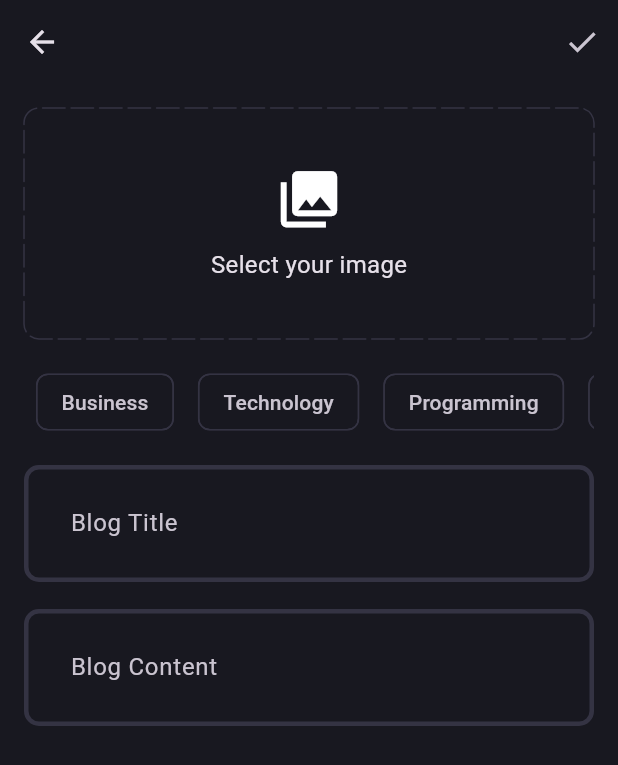
After one commit to GurparveshGrewal/blog_app, a Flutter app: the AddNewBlogPage screen opened directly, after a tap on "Select your image", on a phone screen of 412 x 824 dp. The commit adds this screen. Shown: the top 765 px of the screen. Run offline on Flutter 3.47's test engine with Material 3 defaults, Android fonts, the phone set to English and light mode, and no system bars; drawn by our look-alikes of dotted_border; our stand-ins replace bloc, cloud_firestore, firebase_auth, firebase_core, flutter_bloc, get_it and 1 more; accounts and stored records are empty.

Commit message:
feat: add new blog page with image picker

```diff
--- a/lib/core/app_theme/app_theme.dart
+++ b/lib/core/app_theme/app_theme.dart
@@ -18,5 +18,9 @@ class AppTheme {
       focusedBorder: _border(AppColors.gradient2),
       errorBorder: _border(AppColors.errorColor),
     ),
+    chipTheme: const ChipThemeData(
+        color: MaterialStatePropertyAll(AppColors.backgroundColor),
+        side: BorderSide.none),
+    appBarTheme: const AppBarTheme(backgroundColor: AppColors.backgroundColor),
   );
 }
--- /dev/null
+++ b/lib/core/utils/image_picker.dart
@@ -0,0 +1,21 @@
+import 'dart:io';
+
+import 'package:image_picker/image_picker.dart';
+
+final ImagePicker _imagePicker = ImagePicker();
+
+Future<File?> pickImage() async {
+  try {
+    final pickedImage = await _imagePicker.pickImage(
+      source: ImageSource.camera,
+      imageQuality: 50,
+    );
+
+    if (pickedImage != null) {
+      return File(pickedImage.path);
+    }
+    return null;
+  } catch (e) {
+    return null;
+  }
+}
--- /dev/null
+++ b/lib/features/blog/presentation/pages/add_new_blog_page.dart
@@ -0,0 +1,150 @@
+import 'dart:io';
+
+import 'package:blog_app/core/app_theme/app_colors.dart';
+import 'package:blog_app/core/utils/image_picker.dart';
+import 'package:blog_app/features/blog/presentation/widgets/blog_text_field_widget.dart';
+import 'package:dotted_border/dotted_border.dart';
+import 'package:flutter/cupertino.dart';
+import 'package:flutter/material.dart';
+import 'package:flutter/widgets.dart';
+import 'package:image_picker/image_picker.dart';
+
+class AddNewBlogPage extends StatefulWidget {
+  const AddNewBlogPage({super.key});
+
+  @override
+  State<AddNewBlogPage> createState() => _AddNewBlogPageState();
+}
+
+class _AddNewBlogPageState extends State<AddNewBlogPage> {
+  final ImagePicker _imagePicker = ImagePicker();
+  final TextEditingController _titleController = TextEditingController();
+  final TextEditingController _contentController = TextEditingController();
+  final List<String> _blogTypes = [
+    'Business',
+    'Technology',
+    'Programming',
+    'Sports'
+  ];
+  final List<String> _selectedCategories = [];
+  File? _selectedImage;
+
+  void _pickImage() async {
+    print("in picker");
+    final pickedImage = await pickImage();
+
+    if (pickedImage != null) {
+      setState(() {
+        _selectedImage = pickedImage;
+      });
+    }
+  }
+
+  @override
+  Widget build(BuildContext context) {
+    return Scaffold(
+      appBar: AppBar(
+        actions: [
+          IconButton(
+            onPressed: () {},
+            icon: const Icon(Icons.check),
+          ),
+        ],
+      ),
+      body: SingleChildScrollView(
+        child: Padding(
+          padding: const EdgeInsets.all(16.0),
+          child: Column(
+            children: [
+              _selectedImage != null
+                  ? GestureDetector(
+                      onTap: _pickImage,
+                      child: SizedBox(
+                          height: 150,
+                          width: double.infinity,
+                          child: ClipRRect(
+                              borderRadius: BorderRadius.circular(10),
+                              child: Image.file(
+                                _selectedImage!,
+                                fit: BoxFit.cover,
+                              ))),
+                    )
+                  : GestureDetector(
+                      onTap: _pickImage,
+                      child: DottedBorder(
+                          color: AppColors.borderColor,
+                          strokeCap: StrokeCap.round,
+                          radius: const Radius.circular(10),
+                          borderType: BorderType.RRect,
+                          dashPattern: const [15, 4],
+                          child: Container(
+                            height: 150,
+                            width: double.infinity,
+                            child: const Column(
+                              mainAxisAlignment: MainAxisAlignment.center,
+                              children: [
+                                Icon(
+                                  Icons.photo_library,
+                                  size: 45,
+                                ),
+                                SizedBox(
+                                  height: 10,
+                                ),
+                                Text(
+                                  "Select your image",
+                                  style: TextStyle(fontSize: 16),
+                                ),
+                              ],
+                            ),
+                          )),
+                    ),
+              const SizedBox(
+                height: 10,
+              ),
+              SingleChildScrollView(
+                scrollDirection: Axis.horizontal,
+                child: Row(
+                  children: _blogTypes
+                      .map((type) => Padding(
+                            padding: const EdgeInsets.all(8.0),
+                            child: GestureDetector(
+                              onTap: () {
+                                if (_selectedCategories.contains(type)) {
+                                  _selectedCategories.remove(type);
+                                } else {
+                                  _selectedCategories.add(type);
+                                }
+                                setState(() {});
+                              },
+                              child: Chip(
+                                  color: _selectedCategories.contains(type)
+                                      ? const MaterialStatePropertyAll(
+                                          AppColors.gradient1)
+                                      : null,
+                                  label: Text(type),
+                                  side: _selectedCategories.contains(type)
+                                      ? null
+                                      : const BorderSide(
+                                          color: AppColors.borderColor)),
+                            ),
+                          ))
+                      .toList(),
+                ),
+              ),
+              const SizedBox(
+                height: 10,
+              ),
+              BlogTextFieldWidget(
+                  controller: _titleController, hintText: 'Blog Title'),
+              const SizedBox(
+                height: 18,
+              ),
+              BlogTextFieldWidget(
+                  controller: _contentController, hintText: 'Blog Content'),
+            ],
+          ),
+        ),
+      ),
+    );
+  }
+}
--- /dev/null
+++ b/lib/features/blog/presentation/pages/blog_page.dart
@@ -0,0 +1,26 @@
+import 'package:blog_app/features/blog/presentation/pages/add_new_blog_page.dart';
+import 'package:flutter/material.dart';
+
+class BlogPage extends StatelessWidget {
+  const BlogPage({super.key});
+
+  @override
+  Widget build(BuildContext context) {
+    return Scaffold(
+      appBar: AppBar(
+        title: const Text('Blog App'),
+        actions: [
+          IconButton(
+              onPressed: () {
+                Navigator.of(context).push(MaterialPageRoute(
+                    builder: (ctx) => const AddNewBlogPage()));
+              },
+              icon: const Icon(Icons.add))
+        ],
+      ),
+      body: const Center(
+        child: Text("Coming soon"),
+      ),
+    );
+  }
+}
--- /dev/null
+++ b/lib/features/blog/presentation/widgets/blog_text_field_widget.dart
@@ -0,0 +1,18 @@
+import 'package:flutter/material.dart';
+
+class BlogTextFieldWidget extends StatelessWidget {
+  final TextEditingController controller;
+  final String hintText;
+
+  const BlogTextFieldWidget(
+      {required this.controller, required this.hintText, super.key});
+
+  @override
+  Widget build(BuildContext context) {
+    return TextFormField(
+      controller: controller,
+      decoration: InputDecoration(hintText: hintText),
+      maxLines: null,
+    );
+  }
+}
--- a/lib/main.dart
+++ b/lib/main.dart
@@ -2,6 +2,7 @@ import 'package:blog_app/core/app_theme/app_theme.dart';
 import 'package:blog_app/core/commons/cubit/app_user/app_user_cubit.dart';
 import 'package:blog_app/features/auth/presentation/bloc/auth_bloc.dart';
 import 'package:blog_app/features/auth/presentation/pages/signup_page.dart';
+import 'package:blog_app/features/blog/presentation/pages/blog_page.dart';
 import 'package:blog_app/firebase_options.dart';
 import 'package:blog_app/init_dependencies.dart';
 import 'package:firebase_core/firebase_core.dart';
@@ -52,11 +53,7 @@ class _MyAppState extends State<MyApp> {
           },
           builder: (context, isUserLoggedIn) {
             if (isUserLoggedIn) {
-              return const Scaffold(
-                body: Center(
-                  child: Text("Logged In!!"),
-                ),
-              );
+              return const BlogPage();
             }
             return const SignUpPage();
           },
--- a/pubspec.yaml
+++ b/pubspec.yaml
@@ -21,6 +21,8 @@ dependencies:
   flutter_bloc: ^8.1.4
   get_it: ^7.6.7
   meta: ^1.11.0
+  dotted_border: ^2.1.0
+  image_picker: ^1.0.7
 
 dev_dependencies:
   flutter_test:
```
Also changed, not shown: pubspec.lock, 5 other files.
